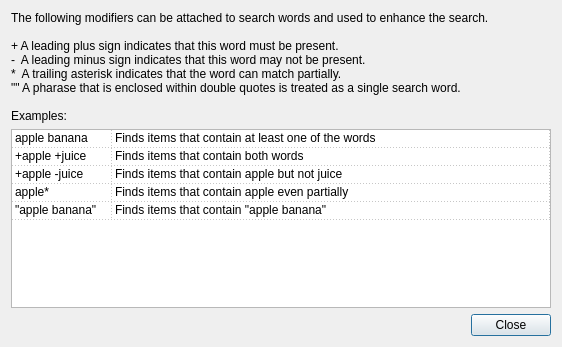
Old version of the form app/gui/wildcards.ui in the repository ensisoft/newsflash-plus.
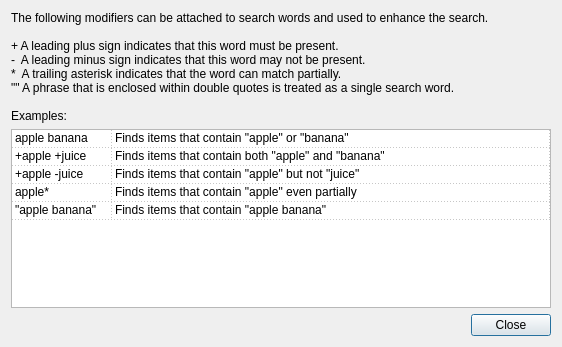
New version of the form.

What changed in the file:
```diff
--- a/app/gui/wildcards.ui
+++ b/app/gui/wildcards.ui
@@ -22,7 +22,7 @@
 + A leading plus sign indicates that this word must be present.
 -  A leading minus sign indicates that this word may not be present.
 *  A trailing asterisk indicates that the word can match partially.
-&quot;&quot; A pharase that is enclosed within double quotes is treated as a single search word.
+&quot;&quot; A phrase that is enclosed within double quotes is treated as a single search word.
 
 Examples:</string>
      </property>
@@ -99,7 +99,7 @@
      </item>
      <item row="0" column="1">
       <property name="text">
-       <string>Finds items that contain at least one of the words</string>
+       <string>Finds items that contain &quot;apple&quot; or &quot;banana&quot;</string>
       </property>
      </item>
      <item row="1" column="0">
@@ -109,7 +109,7 @@
      </item>
      <item row="1" column="1">
       <property name="text">
-       <string>Finds items that contain both words</string>
+       <string>Finds items that contain both &quot;apple&quot; and &quot;banana&quot;</string>
       </property>
      </item>
      <item row="2" column="0">
@@ -119,7 +119,7 @@
      </item>
      <item row="2" column="1">
       <property name="text">
-       <string>Finds items that contain apple but not juice</string>
+       <string>Finds items that contain &quot;apple&quot; but not &quot;juice&quot;</string>
       </property>
      </item>
      <item row="3" column="0">
@@ -129,7 +129,7 @@
      </item>
      <item row="3" column="1">
       <property name="text">
-       <string>Finds items that contain apple even partially</string>
+       <string>Finds items that contain &quot;apple&quot; even partially</string>
       </property>
      </item>
      <item row="4" column="0">
```
